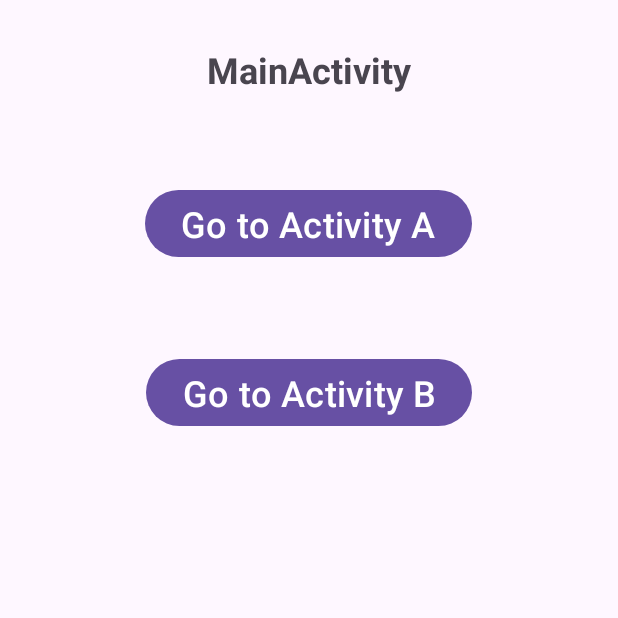
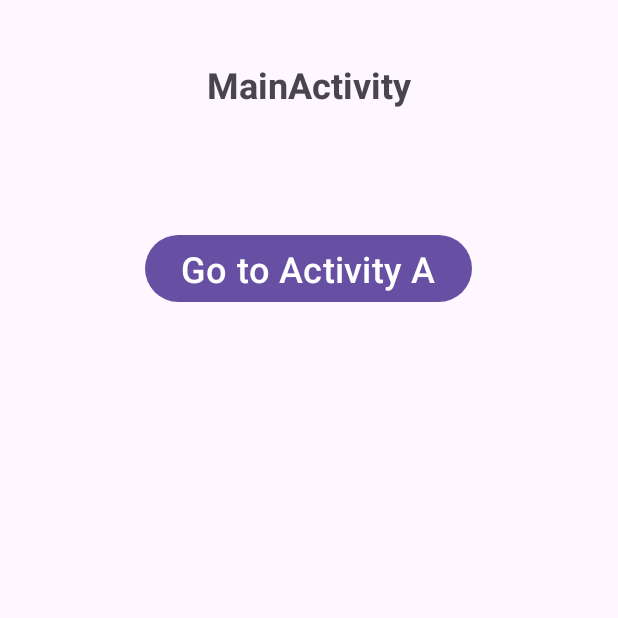
Before and after one commit to NguyenCoderVN/ActivityBasic, an Android app: the screen it shows after launch (MainActivity), on a phone screen of 412 x 824 dp, the top half of it. Run offline under Robolectric (Android 15) with nearby library versions, the phone set to English and light mode, and no system bars.

Commit message:
start code

```diff
--- a/app/src/main/java/com/nguyencodervn/klad_activitybasic/MainActivity.kt
+++ b/app/src/main/java/com/nguyencodervn/klad_activitybasic/MainActivity.kt
@@ -6,20 +6,14 @@ import android.widget.Button
 
 class MainActivity : AppCompatActivity() {
     private lateinit var mainToABt : Button
-    private lateinit var mainToBBt : Button
 
     override fun onCreate(savedInstanceState: Bundle?) {
         super.onCreate(savedInstanceState)
         setContentView(R.layout.activity_main)
         mainToABt = findViewById(R.id.mainToABt)
-        mainToBBt = findViewById(R.id.mainToBBt)
 
         mainToABt.setOnClickListener {
             // Tạo câu lệnh chuyển sang Activity A
         }
-
-        mainToABt.setOnClickListener {
-            // Tạo câu lệnh chuyển sang Activity B
-        }
     }
 }
--- a/app/src/main/res/layout/activity_main.xml
+++ b/app/src/main/res/layout/activity_main.xml
@@ -10,7 +10,7 @@
     <TextView
         android:layout_width="wrap_content"
         android:layout_height="wrap_content"
-        android:layout_margin="30dp"
+        android:layout_margin="40dp"
         android:text="MainActivity"
         android:textSize="24sp"
         android:textStyle="bold" />
@@ -19,16 +19,8 @@
         android:id="@+id/mainToABt"
         android:layout_width="wrap_content"
         android:layout_height="wrap_content"
-        android:layout_margin="30dp"
+        android:layout_margin="40dp"
         android:text="Go to Activity A"
         android:textSize="24sp" />
 
-    <Button
-        android:id="@+id/mainToBBt"
-        android:layout_width="wrap_content"
-        android:layout_height="wrap_content"
-        android:layout_margin="30dp"
-        android:text="Go to Activity B"
-        android:textSize="24sp" />
-
 </LinearLayout>
```
